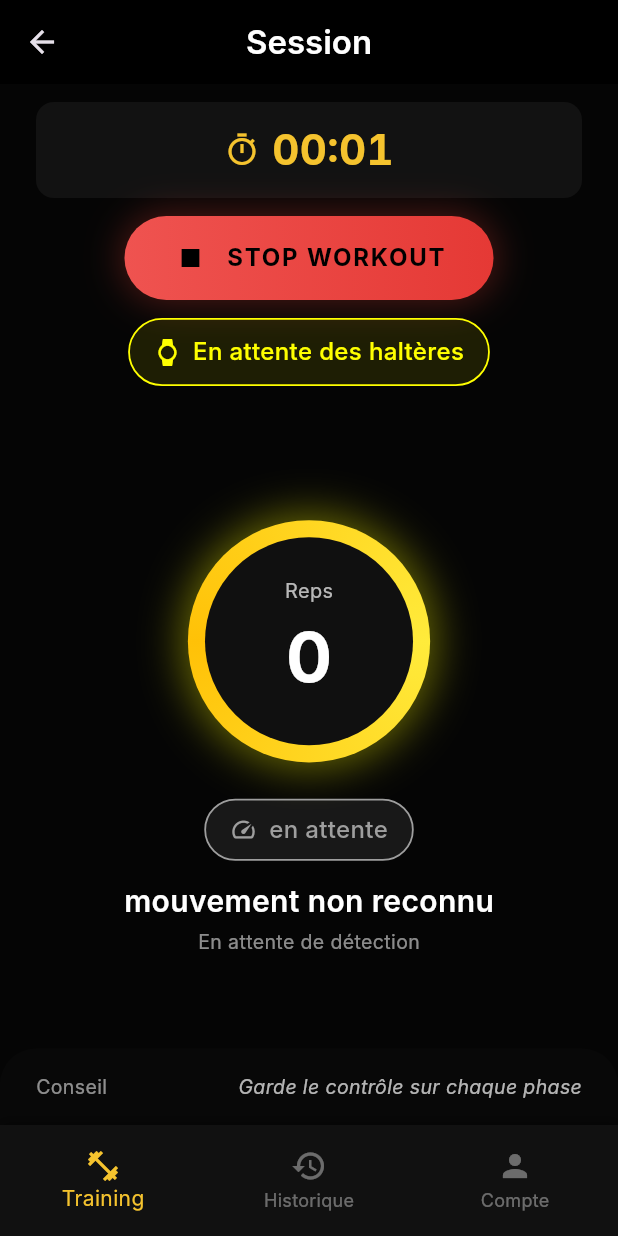
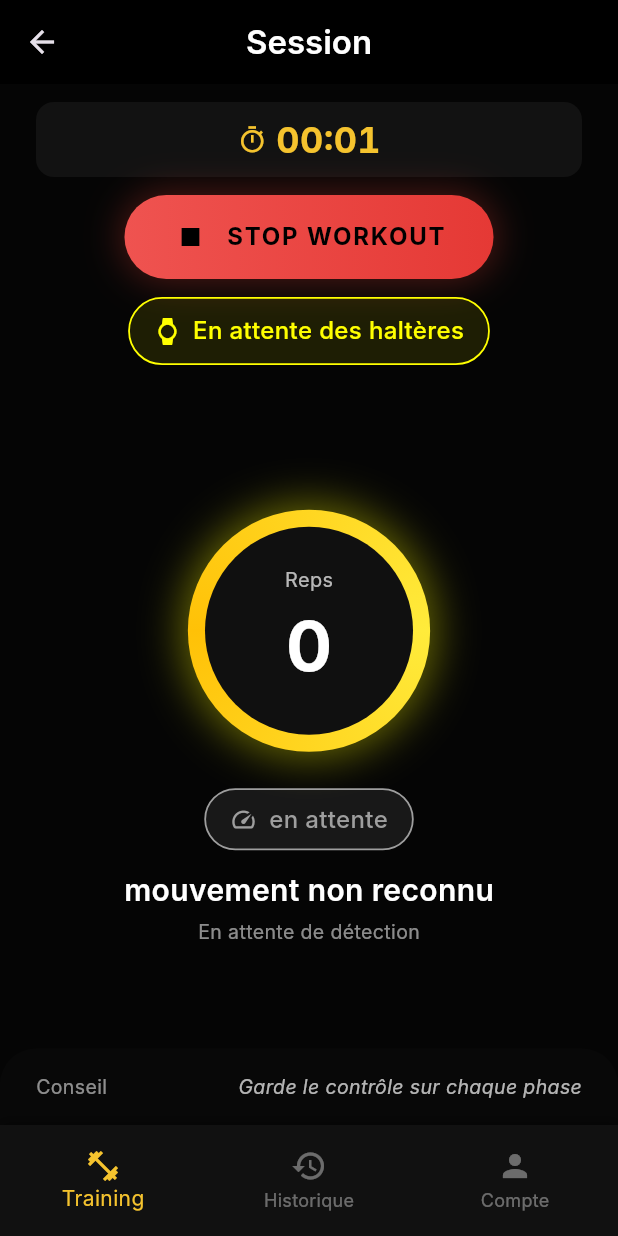
Before and after one commit to Ndor15/GymAI, a Flutter app: the AppShell screen opened directly, after a tap on "START WORKOUT", on a phone screen of 412 x 824 dp. Run offline on Flutter 3.47's test engine with Material 3 defaults, Android fonts, the phone set to English and light mode, and no system bars; our stand-ins replace flutter_blue_plus, shared_preferences; missing offline and left inert: tflite_flutter; accounts and stored records are empty; Roboto replaces fonts that are missing (Inter).

Commit message:
fix: Persister workout entre onglets et réduire overflow
- Remplacer AnimatedSwitcher par IndexedStack dans app_shell
- Les pages persistent maintenant quand on change d'onglet
- Le timer de workout continue pendant navigation
- Réduire maxHeight sets: 140→110px
- Réduire padding timer session et taille police
- Réduire padding container sets

```diff
--- a/lib/app_shell.dart
+++ b/lib/app_shell.dart
@@ -27,9 +27,9 @@ class _AppShellState extends State<AppShell> {
   @override
   Widget build(BuildContext context) {
     return Scaffold(
-      body: AnimatedSwitcher(
-        duration: const Duration(milliseconds: 250),
-        child: pages[index],
+      body: IndexedStack(
+        index: index,
+        children: pages,
       ),
 
       bottomNavigationBar: Container(
--- a/lib/pages/training_page.dart
+++ b/lib/pages/training_page.dart
@@ -81,7 +81,7 @@ class _TrainingPageState extends State<TrainingPage>
 
                         return Container(
                           margin: const EdgeInsets.symmetric(horizontal: 24),
-                          padding: const EdgeInsets.all(12),
+                          padding: const EdgeInsets.symmetric(vertical: 8, horizontal: 12),
                           decoration: BoxDecoration(
                             color: Colors.white.withOpacity(0.05),
                             borderRadius: BorderRadius.circular(12),
@@ -92,14 +92,14 @@ class _TrainingPageState extends State<TrainingPage>
                               const Icon(
                                 Icons.timer_outlined,
                                 color: Color(0xFFF5C32E),
-                                size: 24,
+                                size: 20,
                               ),
-                              const SizedBox(width: 8),
+                              const SizedBox(width: 6),
                               Text(
                                 "$minutes:$seconds",
                                 style: const TextStyle(
                                   color: Color(0xFFF5C32E),
-                                  fontSize: 28,
+                                  fontSize: 24,
                                   fontWeight: FontWeight.w700,
                                   fontFeatures: [FontFeature.tabularFigures()],
                                 ),
@@ -233,9 +233,9 @@ class _TrainingPageState extends State<TrainingPage>
 
               return Container(
                 margin: const EdgeInsets.symmetric(horizontal: 24),
-                padding: const EdgeInsets.all(16),
+                padding: const EdgeInsets.all(12),
                 constraints: const BoxConstraints(
-                  maxHeight: 140, // Limite la hauteur pour éviter overflow
+                  maxHeight: 110, // Limite la hauteur pour éviter overflow
                 ),
                 decoration: BoxDecoration(
                   color: Colors.white.withOpacity(0.05),
```
